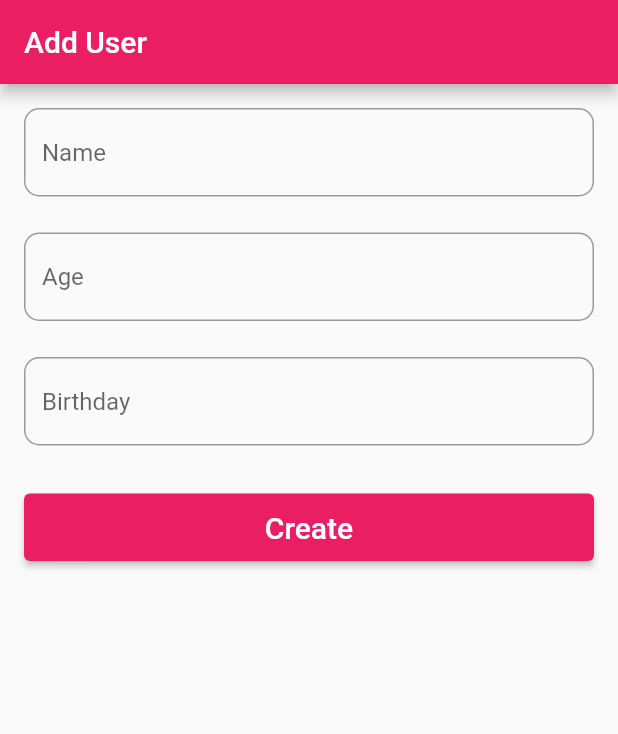
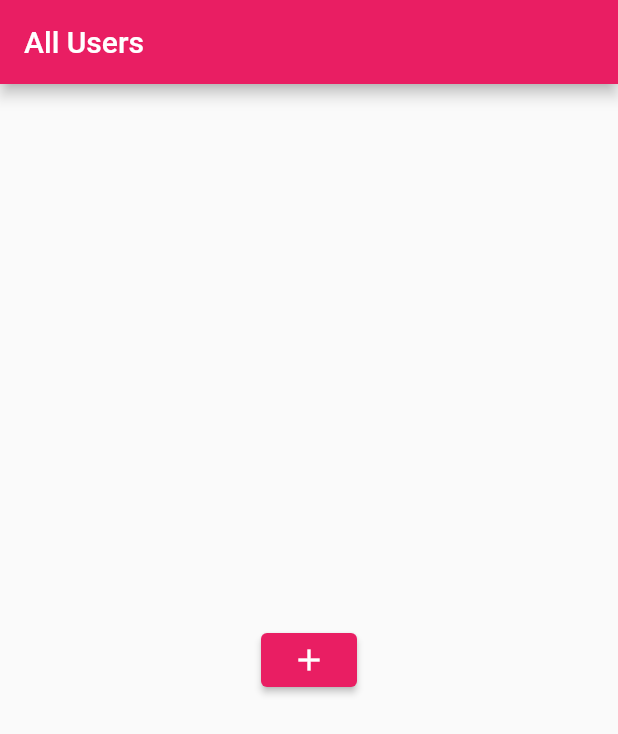
Before and after one commit to terupro/cloud_firestore, a Flutter app: the screen it shows after launch, on a phone screen of 412 x 824 dp. Shown: the top 734 px of the screen. Run offline on Flutter 3.47's test engine with Material 2 defaults, Android fonts, the phone set to English and light mode, and no system bars; drawn by our look-alikes of datetime_picker_formfield; our stand-ins replace cloud_firestore, firebase_core; accounts and stored records are empty.

Commit message:
second commit

```diff
--- a/lib/main.dart
+++ b/lib/main.dart
@@ -1,4 +1,5 @@
 import 'package:cloud_firestore_app/models/user.dart';
+import 'package:cloud_firestore_app/pages/home_page.dart';
 import 'package:cloud_firestore_app/pages/user_page.dart';
 import 'package:firebase_core/firebase_core.dart';
 import 'package:flutter/material.dart';
@@ -26,7 +27,7 @@ class MyApp extends StatelessWidget {
           ),
         ),
       ),
-      home: UserPage(),
+      home: HomePage(),
     );
   }
 }
--- /dev/null
+++ b/lib/pages/home_page.dart
@@ -0,0 +1,32 @@
+import 'package:cloud_firestore_app/models/user.dart';
+import 'package:cloud_firestore_app/pages/user_page.dart';
+import 'package:flutter/material.dart';
+
+class HomePage extends StatefulWidget {
+  const HomePage({Key? key}) : super(key: key);
+
+  @override
+  State<HomePage> createState() => _HomePageState();
+}
+
+class _HomePageState extends State<HomePage> {
+  @override
+  Widget build(BuildContext context) {
+    return Scaffold(
+      appBar: AppBar(
+        title: const Text("All Users"),
+      ),
+      body: Center(
+        child: ElevatedButton(
+          child: Icon(Icons.add),
+          onPressed: () => Navigator.push(
+            context,
+            MaterialPageRoute(
+              builder: (context) => const UserPage(),
+            ),
+          ),
+        ),
+      ),
+    );
+  }
+}
--- a/lib/pages/user_page.dart
+++ b/lib/pages/user_page.dart
@@ -55,6 +55,7 @@ class _UserPageState extends State<UserPage> {
             height: 45.0,
             child: ElevatedButton(
                 onPressed: () {
+                  Navigator.pop(context);
                   // 保管するデータの確定
                   final user = User(
                     name: controllerName.text,
```
Also changed, not shown: lib/models/user.dart (+9 -0 lines).
